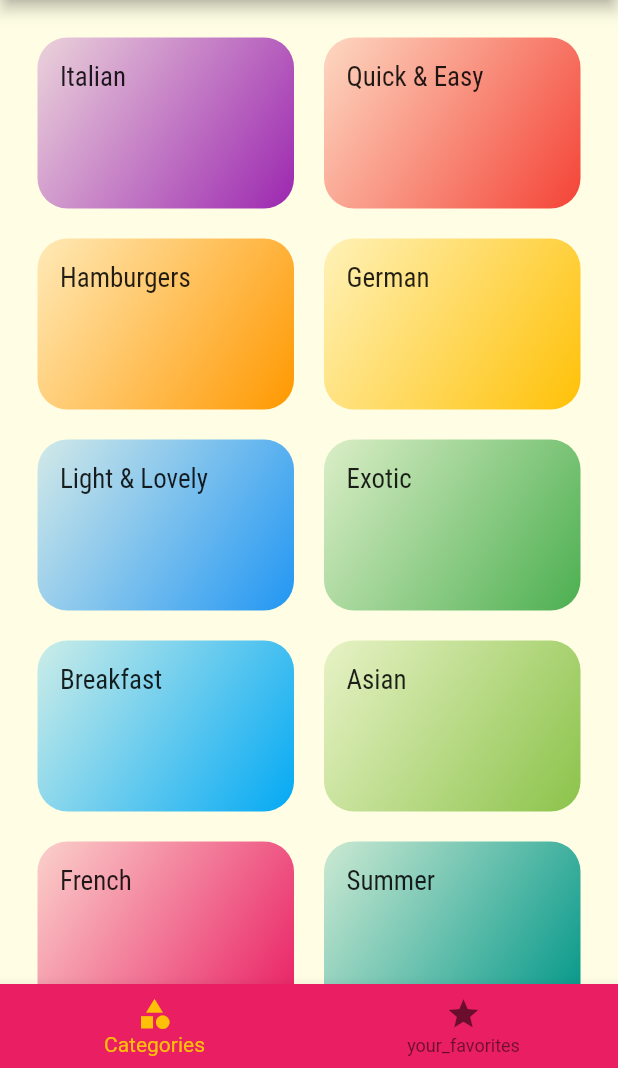
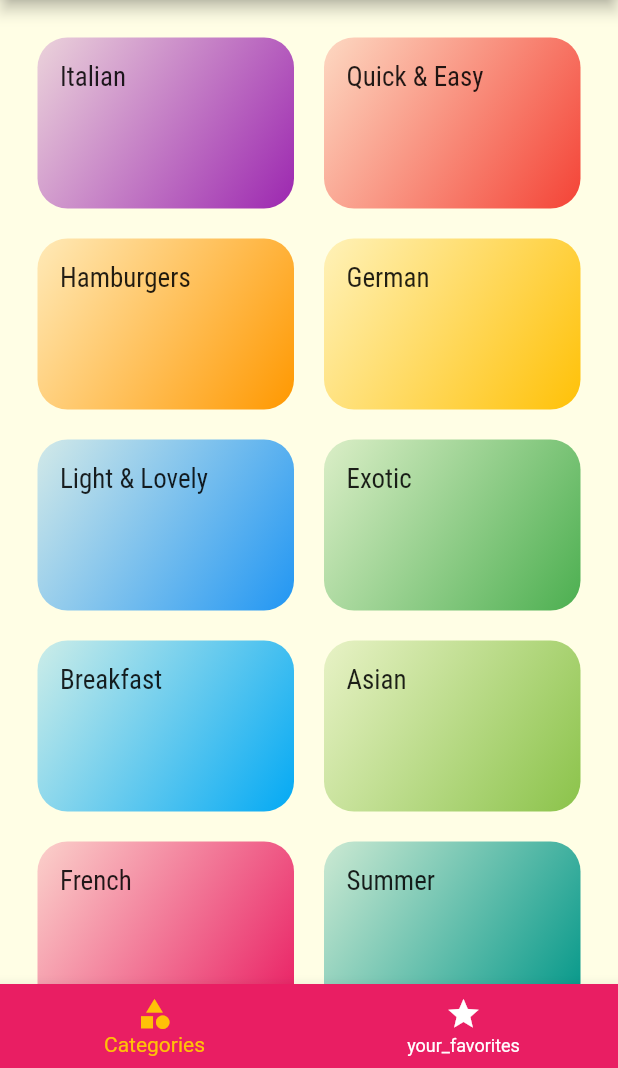
Before and after one commit to Devsaci/meal_app_fulaih, a Flutter app: the TabsScreen screen opened directly, on a phone screen of 412 x 824 dp, the part 168-1236 px from its top. Run offline on Flutter 3.47's test engine with Material 2 defaults, Android fonts, the phone set to English and light mode, and no system bars.

Commit message:
unselectedItemColor

```diff
--- a/lib/screens/tabs_screen.dart
+++ b/lib/screens/tabs_screen.dart
@@ -43,6 +43,7 @@ class _TabsScreenState extends State<TabsScreen> {
         onTap: _selectPage,
         backgroundColor: Theme.of(context).colorScheme.primary,
         selectedItemColor: Theme.of(context).colorScheme.secondary,
+        unselectedItemColor: Colors.white,
         items: [
           BottomNavigationBarItem(
             icon: Icon(Icons.category),
```
